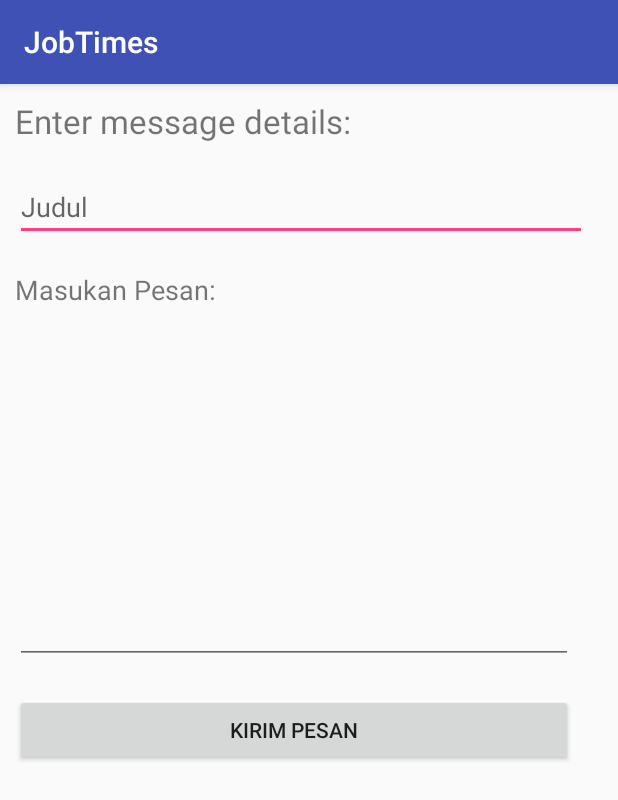
After one commit to rumahkumana/jobtimes, an Android app: the MelamarActivity screen opened directly, with no data from a screen before it, on a phone screen of 412 x 824 dp. The commit adds this screen. Shown: the top 800 px of the screen. Run offline under Robolectric (Android 15) with nearby library versions, the phone set to English and light mode, and no system bars.

Commit message:
Change Button Func

```diff
--- a/app/src/main/AndroidManifest.xml
+++ b/app/src/main/AndroidManifest.xml
@@ -72,6 +72,9 @@
                 android:name="android.support.PARENT_ACTIVITY"
                 android:value=".Profile" />
         </activity>
+        <activity android:name=".MelamarActivity" />
+        <activity android:name=".LamaranActivity" />
+
         <activity android:name=".SingleListItem"></activity>
         <activity android:name="com.jobtimes.android.AlarmActivity">
             android:parentActivityName=".Profile">
--- /dev/null
+++ b/app/src/main/java/com/jobtimes/android/MelamarActivity.java
@@ -0,0 +1,17 @@
+package com.jobtimes.android;
+
+import android.os.Bundle;
+import android.support.v7.app.AppCompatActivity;
+
+/**
+ * Created by GE60 on 2/27/2018.
+ */
+
+public class MelamarActivity extends AppCompatActivity {
+
+    @Override
+    public void onCreate(Bundle savedInstanceState){
+        super.onCreate(savedInstanceState);
+        setContentView(R.layout.activity_melamar);
+    }
+}
--- /dev/null
+++ b/app/src/main/res/layout/activity_melamar.xml
@@ -0,0 +1,58 @@
+<?xml version="1.0" encoding="utf-8"?>
+<android.support.constraint.ConstraintLayout
+    xmlns:android="http://schemas.android.com/apk/res/android"
+    xmlns:tools="http://schemas.android.com/tools"
+    android:id="@+id/ScrollView01"
+    android:layout_width="wrap_content"
+    android:layout_height="wrap_content"
+    android:scrollbars="vertical">
+
+    <LinearLayout
+        android:layout_width="fill_parent"
+        android:layout_height="fill_parent"
+        android:layout_margin="10dp"
+        android:orientation="vertical"
+        tools:layout_editor_absoluteX="0dp"
+        tools:layout_editor_absoluteY="0dp">
+
+        <!--Put form controls here-->
+        <TextView
+            android:id="@+id/TextViewTitle"
+            android:layout_width="wrap_content"
+            android:layout_height="wrap_content"
+            android:layout_margin="10dp"
+            android:text="@string/judul_lamaran"
+            android:textSize="10pt"></TextView>
+
+        <EditText
+            android:id="@+id/editjudul"
+            android:layout_width="381dp"
+            android:layout_height="wrap_content"
+            android:layout_margin="10dp"
+            android:hint="Judul"
+            android:inputType="textPersonName"></EditText>
+
+        <TextView
+            android:id="@+id/hintPesan"
+            android:layout_width="wrap_content"
+            android:layout_height="wrap_content"
+            android:layout_margin="10dp"
+            android:text="Masukan Pesan:"
+            android:textSize="8pt"></TextView>
+
+        <EditText
+            android:id="@+id/edit_pesan"
+            android:layout_width="fill_parent"
+            android:layout_height="217dp"
+            android:layout_margin="10dp"
+            android:inputType="textMultiLine"
+            android:lines="5"></EditText>
+
+        <Button
+            android:id="@+id/kirim_pesan"
+            android:layout_width="fill_parent"
+            android:layout_height="wrap_content"
+            android:layout_margin="10dp"
+            android:text="Kirim Pesan"></Button>
+    </LinearLayout>
+</android.support.constraint.ConstraintLayout>
--- a/app/src/main/res/layout/activity_profile.xml
+++ b/app/src/main/res/layout/activity_profile.xml
@@ -82,6 +82,7 @@
                     android:orientation="vertical">
 
                     <ImageView
+                        android:id="@+id/melamar"
                         android:layout_width="wrap_content"
                         android:layout_height="wrap_content"
                         android:src="@drawable/ic_email_black_96dp"
@@ -96,6 +97,7 @@
                     android:orientation="vertical">
 
                     <ImageView
+                        android:id="@+id/lamaran"
                         android:layout_width="wrap_content"
                         android:layout_height="wrap_content"
                         android:src="@drawable/ic_assignment_black_24dp"
--- a/app/src/main/res/values/strings.xml
+++ b/app/src/main/res/values/strings.xml
@@ -25,5 +25,6 @@
     <string name="error_no_sensor">Error : no sensor</string>
     <string name="label_proximity">Proximity Sensor: %1$.2f</string>
     <string name="label_light">Light Sensor: %1$.2f</string>
+    <string name="judul_lamaran">Enter message details:</string>
 
 </resources>
```
Also changed, not shown: app/src/main/java/com/jobtimes/android/LamaranActivity.java (added, +17 -0 lines), app/src/main/java/com/jobtimes/android/Profile.java (+22 -0 lines), app/src/main/res/layout/activity_lamaran.xml (added, +15 -0 lines), 708 other files.
